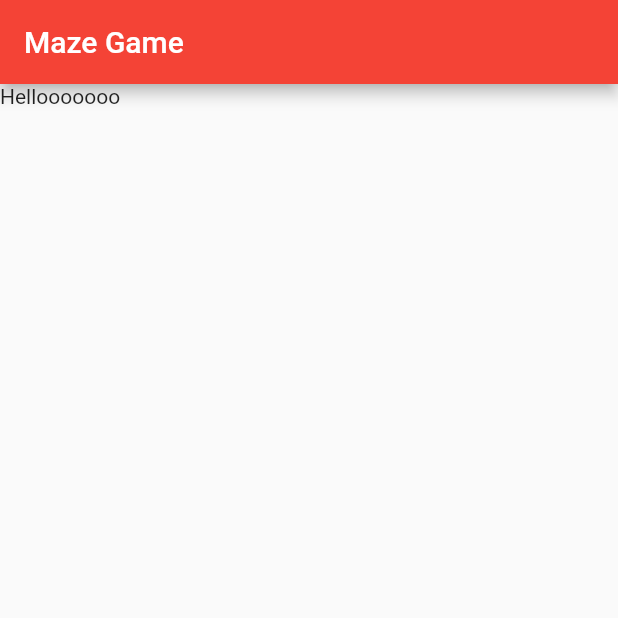
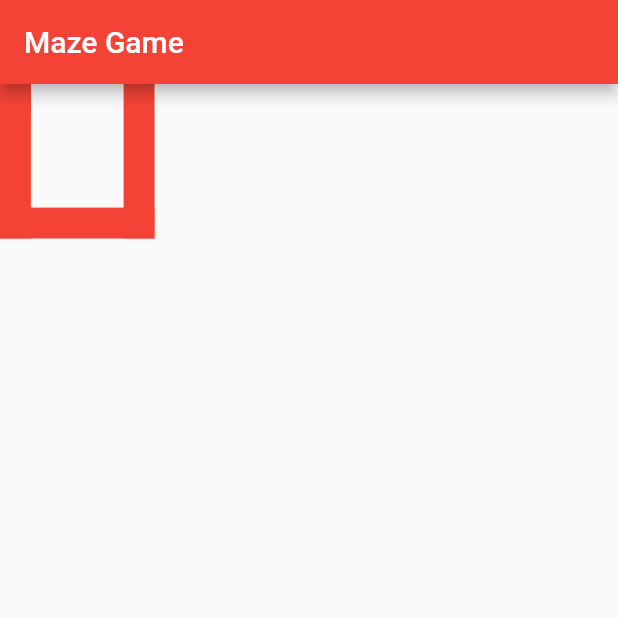
Before and after one commit to plohkoon/Maze-Game, a Flutter app: the screen it shows after launch, on a phone screen of 412 x 824 dp, the top half of it. Run offline on Flutter 3.47's test engine with Material 2 defaults, Android fonts, the phone set to English and light mode, and no system bars.

Commit message:
Implemented tile rendering for all possible directions

```diff
--- a/lib/Tile.dart
+++ b/lib/Tile.dart
@@ -1,8 +1,76 @@
 import 'package:flutter/material.dart';
+import 'package:flutter/rendering.dart';
+//state initialization
+class Tile extends StatefulWidget {
+  final Map<String, bool> directions;
+  Tile({Key key, @required this.directions}): super(key: key);
 
-class Tile extends StatelessWidget {
+  @override
+  _TileState createState() => _TileState(directions);
+}
+
+class _TileState extends State<Tile> {
+  //grabs the state
+  Map<String, bool> directions;
+  _TileState(this.directions);
+  //builds the widget
   @override
   Widget build(BuildContext context) {
-    return Text("Hellooooooo");
+    return Stack(
+      children: <Widget>[
+        //left wall extends from bottom left to the up
+        Positioned.fill(
+          child: FractionallySizedBox(
+            alignment: Alignment.bottomLeft,
+            heightFactor: this.directions["left"] ? 0.2 : 1,
+            widthFactor: 0.2,
+            child: Container(
+              color: Theme.of(context).primaryColor,
+            ),
+          ),
+          top: 0,
+          left: 0,
+        ),
+        //top wall extends from top left to the right
+        Positioned.fill(
+          child: FractionallySizedBox(
+            alignment: Alignment.topLeft,
+            heightFactor: 0.2,
+            widthFactor: this.directions["up"] ? 0.2 : 1,
+            child: Container(
+              color: Theme.of(context).primaryColor,
+            )
+          ),
+          top: 0,
+          left: 0,
+        ),
+        //right wall extends from top right to the down
+        Positioned.fill(
+          child: FractionallySizedBox(
+            alignment: Alignment.topRight,
+            heightFactor: this.directions["right"] ? 0.2 : 1,
+            widthFactor: 0.2,
+            child: Container(
+              color: Theme.of(context).primaryColor,
+            )
+          ),
+          top: 0,
+          left: 0,
+        ),
+        //bottom wall extends from the bottom right to the left
+        Positioned.fill(
+          child: FractionallySizedBox(
+            alignment: Alignment.bottomRight,
+            heightFactor: 0.2,
+            widthFactor: this.directions["down"] ? 0.2 : 1,
+            child: Container(
+              color: Theme.of(context).primaryColor,
+            )
+          ),
+          top: 0,
+          left: 0,
+        ),
+      ],
+    );
   }
 }
```
Also changed, not shown: 3 other files.
